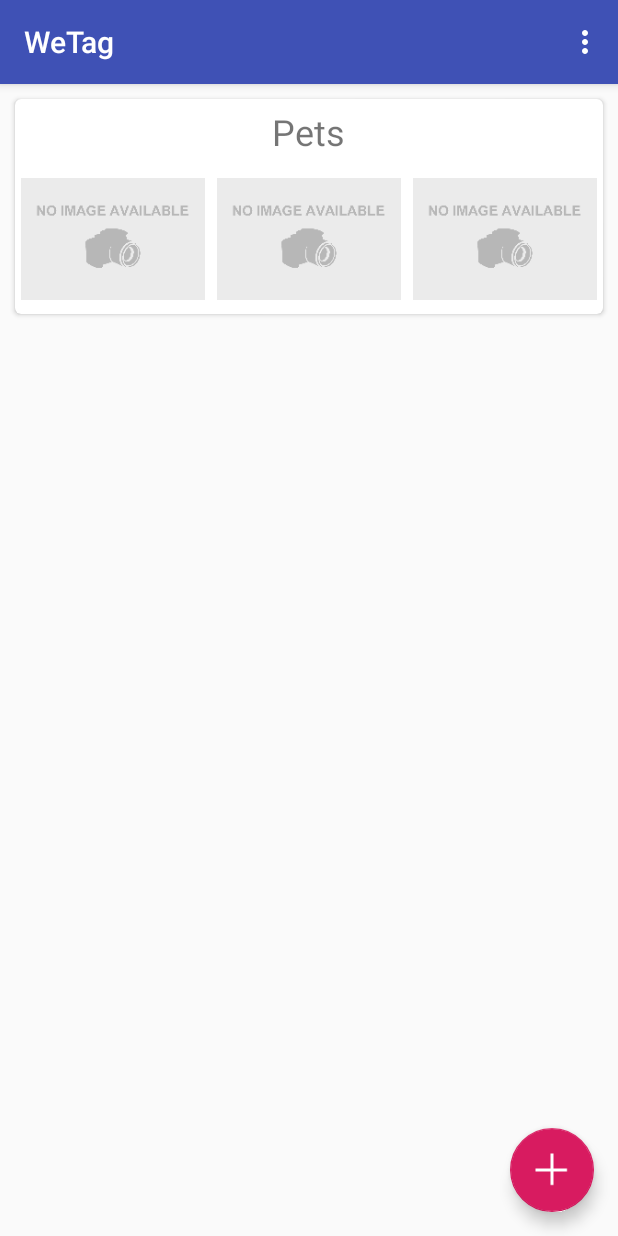
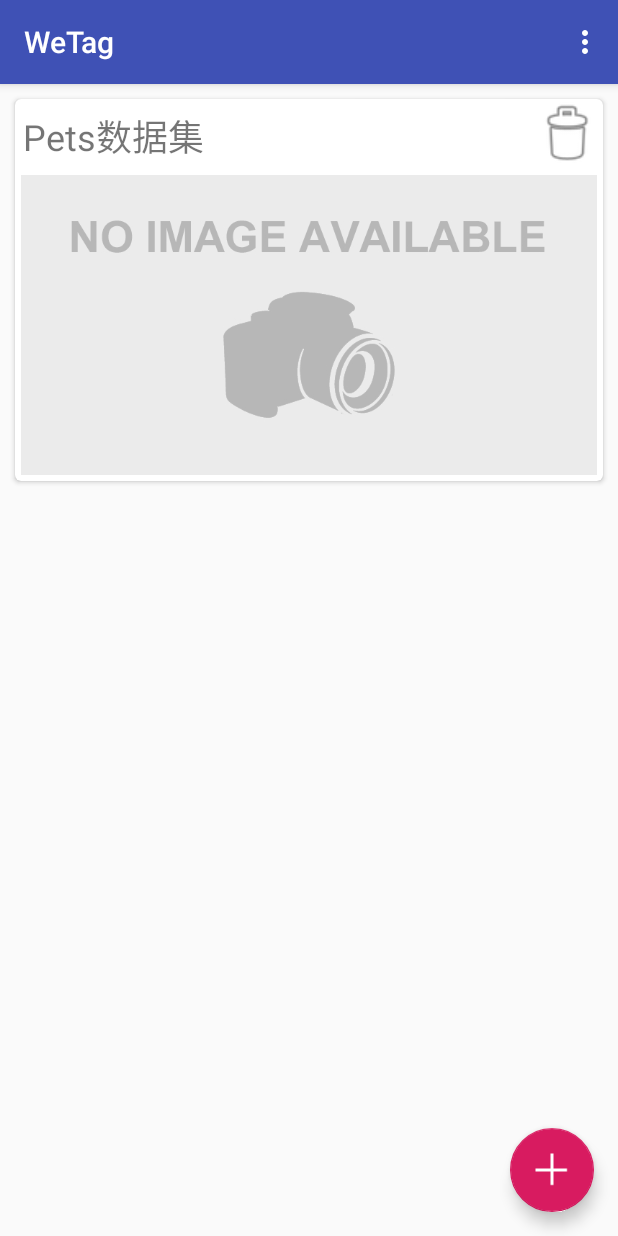
Before and after one commit to jackylk/WeTag, an Android app: the screen it shows after launch (MainActivity), on a phone screen of 412 x 824 dp. Run offline under Robolectric (Android 15) with nearby library versions, the phone set to English and light mode, and no system bars.

Commit message:
add delete button

```diff
--- a/app/src/main/java/org/cloud/wetag/CreateDataSetActivity.java
+++ b/app/src/main/java/org/cloud/wetag/CreateDataSetActivity.java
@@ -10,7 +10,6 @@ import android.widget.Toast;
 public class CreateDataSetActivity extends BaseActivity {
 
   EditText name;
-  EditText desc;
   EditText labels;
 
   @Override
@@ -38,13 +37,13 @@ public class CreateDataSetActivity extends BaseActivity {
   }
 
   private boolean isValidInput(View v) {
-    if (name.getText() == null || labels.getText() == null) {
+    if (name.getText().toString().isEmpty() || labels.getText().toString().isEmpty()) {
       Toast.makeText(v.getContext(), "必须填写名称和标签", Toast.LENGTH_SHORT).show();
       return false;
     }
     String[] labelArray = labels.getText().toString().split(",");
-    if (labelArray.length == 0) {
-      Toast.makeText(v.getContext(), "标签要以逗号分隔", Toast.LENGTH_SHORT).show();
+    if (labelArray.length < 2) {
+      Toast.makeText(v.getContext(), "标签必须要有两个或以上，以逗号分隔", Toast.LENGTH_SHORT).show();
       return false;
     }
     return true;
--- a/app/src/main/java/org/cloud/wetag/DataSetAdapter.java
+++ b/app/src/main/java/org/cloud/wetag/DataSetAdapter.java
@@ -7,12 +7,14 @@ import android.support.v7.widget.RecyclerView;
 import android.view.LayoutInflater;
 import android.view.View;
 import android.view.ViewGroup;
+import android.widget.Button;
 import android.widget.ImageView;
 import android.widget.TextView;
 
 import com.bumptech.glide.Glide;
 
 import org.cloud.wetag.dataset.DataSet;
+import org.cloud.wetag.dataset.WorkSpace;
 
 import java.util.List;
 
@@ -36,26 +38,22 @@ public class DataSetAdapter extends RecyclerView.Adapter<DataSetAdapter.DataSetV
   }
 
   @Override
-  public void onBindViewHolder(@NonNull DataSetViewHolder viewHolder, int position) {
+  public void onBindViewHolder(@NonNull DataSetViewHolder viewHolder, final int position) {
     DataSet dataSet = dataSetList.get(position);
-    viewHolder.dataSetName.setText(dataSet.getName());
-
-    ImageView[] imageViews = new ImageView[]{
-        viewHolder.dataSetImage1, viewHolder.dataSetImage2, viewHolder.dataSetImage3};
+    viewHolder.dataSetName.setText(dataSet.getName() + "数据集");
+    viewHolder.deleteButton.setOnClickListener(new View.OnClickListener() {
+      @Override
+      public void onClick(View v) {
+        WorkSpace.removeDataSet(position);
+        notifyItemRemoved(position);
+      }
+    });
     List<String> imageLocations = dataSet.getImages();
-    for (int i = 0; i < imageViews.length; i++) {
-      String imageLocation;
-      try {
-        imageLocation = imageLocations.get(i);
-      } catch (IndexOutOfBoundsException e) {
-        imageLocation = null;
-      }
-      if (imageLocation == null) {
-        // if image location is null, load default picture
-        Glide.with(context).load(R.drawable.no_image).into(imageViews[i]);
-      } else {
-        Glide.with(context).load(dataSet.getImages().get(0)).into(imageViews[i]);
-      }
+    if (imageLocations.isEmpty()) {
+      // if dataset is empty, load default picture
+      Glide.with(context).load(R.drawable.no_image).into(viewHolder.dataSetImage);
+    } else {
+      Glide.with(context).load(dataSet.getImages().get(0)).into(viewHolder.dataSetImage);
     }
   }
 
@@ -68,15 +66,15 @@ public class DataSetAdapter extends RecyclerView.Adapter<DataSetAdapter.DataSetV
 
     CardView cardView;
     TextView dataSetName;
-    ImageView dataSetImage1, dataSetImage2, dataSetImage3;
+    Button deleteButton;
+    ImageView dataSetImage;
 
     public DataSetViewHolder(@NonNull View itemView) {
       super(itemView);
       cardView = (CardView) itemView;
       dataSetName = itemView.findViewById(R.id.dataset_name);
-      dataSetImage1 = itemView.findViewById(R.id.dataset_image1);
-      dataSetImage2 = itemView.findViewById(R.id.dataset_image2);
-      dataSetImage3 = itemView.findViewById(R.id.dataset_image3);
+      dataSetImage = itemView.findViewById(R.id.dataset_image);
+      deleteButton = itemView.findViewById(R.id.dataset_delete);
     }
   }
 }
--- a/app/src/main/java/org/cloud/wetag/MainActivity.java
+++ b/app/src/main/java/org/cloud/wetag/MainActivity.java
@@ -10,8 +10,11 @@ import android.support.v7.widget.RecyclerView;
 import android.view.Menu;
 import android.view.MenuItem;
 import android.view.View;
+import android.view.ViewParent;
+import android.widget.Button;
 
 import org.cloud.wetag.dataset.DataSet;
+import org.cloud.wetag.dataset.WorkSpace;
 
 import java.util.ArrayList;
 import java.util.Arrays;
@@ -21,8 +24,6 @@ import java.util.List;
 public class MainActivity extends BaseActivity {
 
   private DataSetAdapter adapter;
-
-  private List<DataSet> dataSetList;
 
   private RecyclerView recyclerView;
 
@@ -44,8 +45,11 @@ public class MainActivity extends BaseActivity {
     recyclerView = findViewById(R.id.recycler_view);
     LinearLayoutManager layoutManager = new LinearLayoutManager(this);
     recyclerView.setLayoutManager(layoutManager);
-    dataSetList = setupSampleDataSet();
-    adapter = new DataSetAdapter(dataSetList);
+    List<DataSet> sampleDataSet = setupSampleDataSet();
+    for (DataSet dataSet : sampleDataSet) {
+      WorkSpace.addDataSet(dataSet);
+    }
+    adapter = new DataSetAdapter(WorkSpace.getDataSetList());
     recyclerView.setAdapter(adapter);
   }
 
@@ -65,22 +69,10 @@ public class MainActivity extends BaseActivity {
           String[] labelArray = datasetLabels.split(",");
           DataSet dataSet = new DataSet(
               datasetName, new HashSet<String>(Arrays.asList(labelArray)));
-          addDataSet(dataSet);
-          adapter.notifyItemInserted(dataSetList.size() - 1);
-          recyclerView.scrollToPosition(dataSetList.size() - 1);
+          WorkSpace.addDataSet(dataSet);
+          adapter.notifyItemInserted(WorkSpace.getDataSetList().size() - 1);
+          recyclerView.scrollToPosition(WorkSpace.getDataSetList().size() - 1);
         }
-    }
-  }
-
-  public void addDataSet(DataSet dataSet) {
-    dataSetList.add(dataSet);
-  }
-
-  public void removeDataSet(final String dataSetName) {
-    for (DataSet dataSet : dataSetList) {
-      if (dataSet.getName().equals(dataSetName)) {
-        dataSetList.remove(dataSet);
-      }
     }
   }
 
--- /dev/null
+++ b/app/src/main/java/org/cloud/wetag/dataset/WorkSpace.java
@@ -0,0 +1,35 @@
+package org.cloud.wetag.dataset;
+
+import android.support.v7.widget.RecyclerView;
+
+import java.util.ArrayList;
+import java.util.List;
+
+public class WorkSpace {
+  private static List<DataSet> dataSetList = new ArrayList<>();
+
+  private WorkSpace() {
+  }
+
+  public static List<DataSet> getDataSetList() {
+    return dataSetList;
+  }
+
+  public static void addDataSet(DataSet dataSet) {
+    dataSetList.add(dataSet);
+  }
+
+  public static void removeDataSet(final String dataSetName) {
+    for (DataSet dataSet : dataSetList) {
+      if (dataSet.getName().equals(dataSetName)) {
+        dataSetList.remove(dataSet);
+      }
+    }
+  }
+
+  public static void removeDataSet(int index) {
+    if (dataSetList.size() > index) {
+      dataSetList.remove(index);
+    }
+  }
+}
--- a/app/src/main/res/layout/dataset_item.xml
+++ b/app/src/main/res/layout/dataset_item.xml
@@ -1,6 +1,7 @@
 <?xml version="1.0" encoding="utf-8"?>
 <android.support.v7.widget.CardView xmlns:android="http://schemas.android.com/apk/res/android"
     xmlns:app="http://schemas.android.com/apk/res-auto"
+    xmlns:tools="http://schemas.android.com/tools"
     android:layout_width="match_parent"
     android:layout_height="wrap_content"
     android:layout_margin="10dp"
@@ -11,47 +12,37 @@
         android:layout_width="match_parent"
         android:layout_height="wrap_content">
 
-        <TextView
-            android:id="@+id/dataset_name"
-            android:layout_width="wrap_content"
-            android:layout_height="wrap_content"
-            android:layout_gravity="center_horizontal"
-            android:layout_margin="5dp"
-            android:textSize="24sp"/>
         <LinearLayout
             android:orientation="horizontal"
             android:layout_width="match_parent"
-            android:layout_height="100dp">
-            <ImageView
-                android:id="@+id/dataset_image1"
+            android:layout_height="match_parent">
+            <TextView
+                android:id="@+id/dataset_name"
+                android:layout_width="0dp"
+                android:layout_height="wrap_content"
+                android:layout_weight="7"
+                android:layout_margin="5dp"
+                android:textSize="24sp"/>
+            <Button
+                android:id="@+id/dataset_delete"
                 android:layout_width="0dp"
                 android:layout_height="match_parent"
                 android:layout_weight="1"
-                android:layout_margin="4dp" />
-            <ImageView
-                android:id="@+id/dataset_image2"
-                android:layout_width="0dp"
-                android:layout_height="match_parent"
-                android:layout_weight="1"
-                android:layout_margin="4dp" />
-            <ImageView
-                android:id="@+id/dataset_image3"
-                android:layout_width="0dp"
-                android:layout_height="match_parent"
-                android:layout_weight="1"
-                android:layout_margin="4dp" />
+                android:background="@android:drawable/ic_menu_delete"/>
         </LinearLayout>
+        <ImageView
+            android:id="@+id/dataset_image"
+            android:layout_width="match_parent"
+            android:layout_height="200dp"
+            android:layout_weight="1"
+            android:layout_margin="4dp"
+            android:scaleType="centerCrop" />
 
-        <LinearLayout
-            android:layout_width="match_parent"
+        <android.support.design.chip.ChipGroup
+            android:id="@+id/dataset_taggroup"
+            android:layout_width="wrap_content"
             android:layout_height="wrap_content">
 
-            <android.support.design.chip.ChipGroup
-                android:id="@+id/dataset_taggroup"
-                android:layout_width="wrap_content"
-                android:layout_height="wrap_content">
-
-            </android.support.design.chip.ChipGroup>
-        </LinearLayout>
+        </android.support.design.chip.ChipGroup>
     </LinearLayout>
 </android.support.v7.widget.CardView>
```
